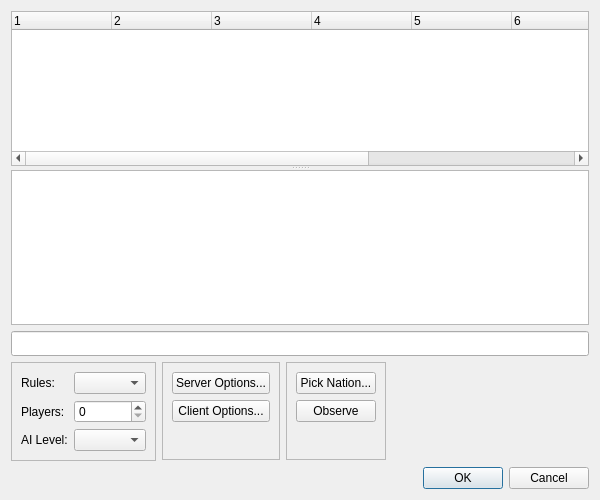
Qt form gui-kde/startdialog.ui (jusirkka/freeciv-kde) before a commit.
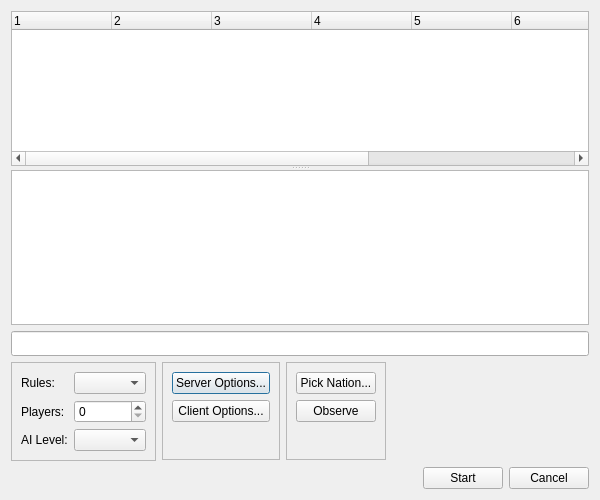
The same form after that commit. Icons and pictures are not drawn. Custom widgets are drawn as their Qt base class.

Commit message: start dialog #3

Patch:
```diff
--- a/gui-kde/startdialog.ui
+++ b/gui-kde/startdialog.ui
@@ -318,12 +318,22 @@
         </spacer>
        </item>
        <item>
-        <widget class="QDialogButtonBox" name="buttonBox">
-         <property name="orientation">
-          <enum>Qt::Horizontal</enum>
+        <widget class="QPushButton" name="startButton">
+         <property name="text">
+          <string>Start</string>
          </property>
-         <property name="standardButtons">
-          <set>QDialogButtonBox::Cancel|QDialogButtonBox::Ok</set>
+         <property name="icon">
+          <iconset theme="dialog-ok"/>
+         </property>
+        </widget>
+       </item>
+       <item>
+        <widget class="QPushButton" name="cancelButton">
+         <property name="text">
+          <string>Cancel</string>
+         </property>
+         <property name="icon">
+          <iconset theme="dialog-cancel"/>
          </property>
         </widget>
        </item>
```
Left out of the diff: 28 changed lines with no effect on the pictures. The commit also changes 18 other files.
